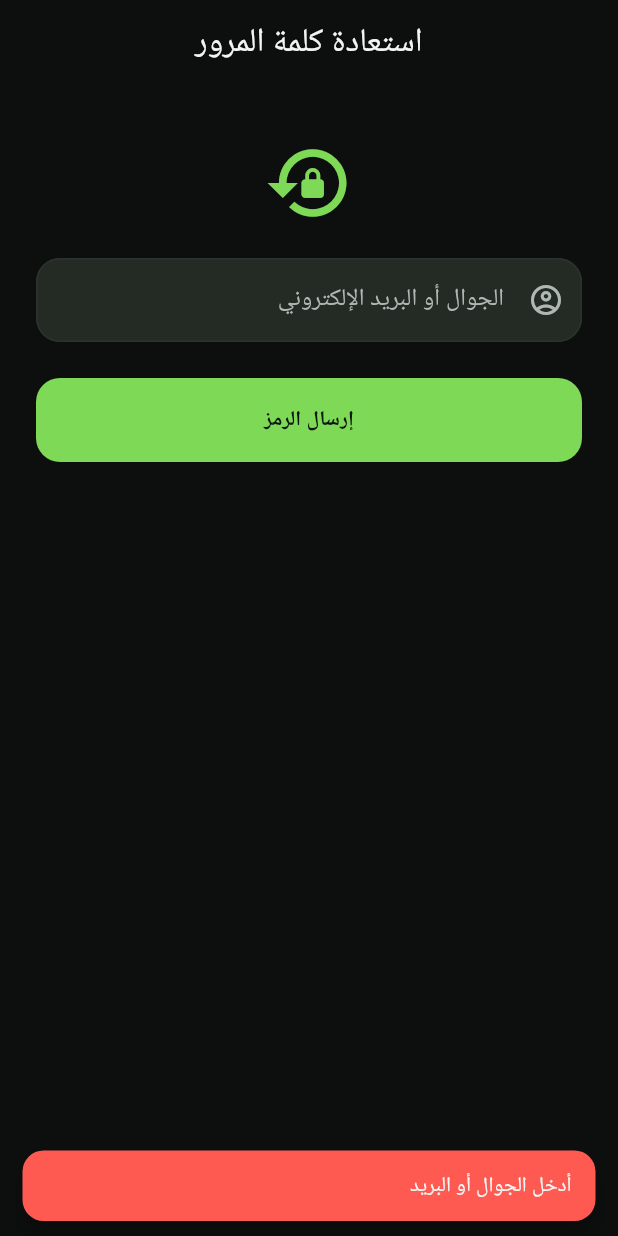
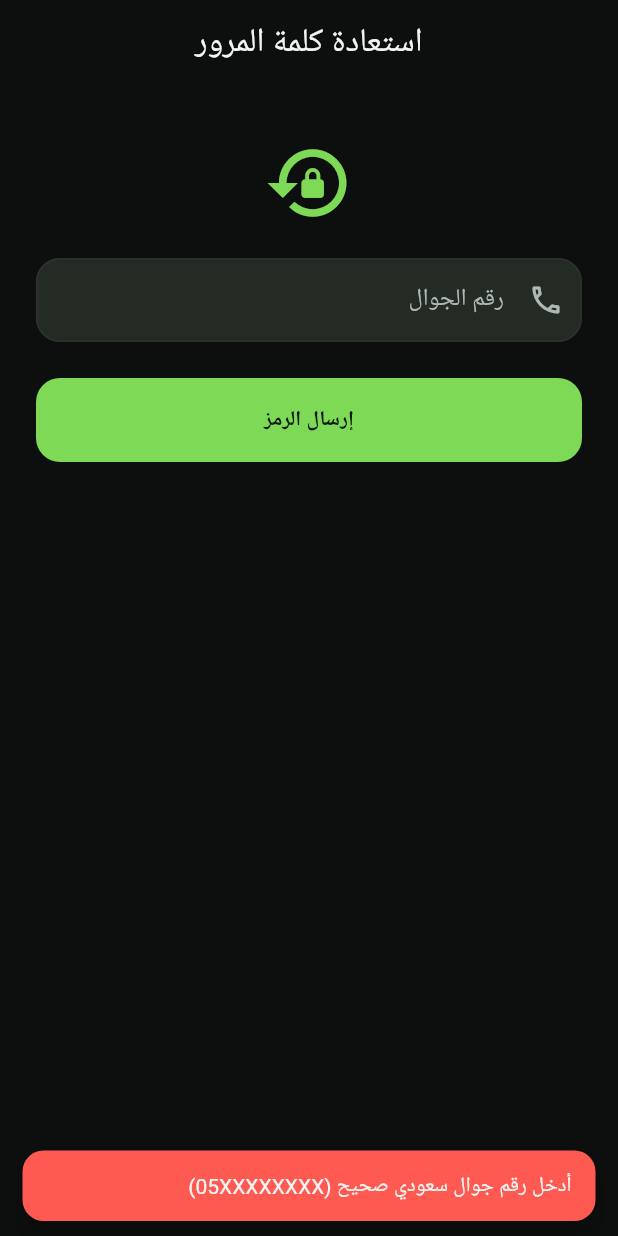
Before and after one commit to musabnage-beep/SOOG-, a Flutter app: the ForgotPasswordScreen screen opened by its route, after a tap on "إرسال الرمز", on a phone screen of 412 x 824 dp. Run offline on Flutter 3.47's test engine with Material 3 defaults, Android fonts, the phone set to English and light mode, and no system bars; our stand-ins replace cached_network_image, dio, firebase_core, firebase_messaging, flutter_map, flutter_riverpod and 9 more; missing offline and left inert: moyasar; accounts and stored records are empty; network calls fail; Roboto replaces fonts that are missing (Cairo).

Commit message:
feat(auth): make the mobile number the only account identifier
Customers signed up with an email that nothing ever used, and could log in
with either one, which meant two ways to lose access to the same account.
Signup, login, password reset and the profile editor now take the phone alone
and normalise it to E.164, so a number typed as 05.., 9665.. or +9665.. always
resolves to the same account.

The register endpoint still accepts an email so installed builds keep working,
but no longer requires one. Login keeps its email branch because the admin and
employee dashboards sign in that way.

Co-Authored-By: Claude Opus 4.6 <noreply@anthropic.com>

```diff
--- a/apps/mobile/lib/features/auth/forgot_password_screen.dart
+++ b/apps/mobile/lib/features/auth/forgot_password_screen.dart
@@ -32,16 +32,25 @@ class _ForgotPasswordScreenState extends ConsumerState<ForgotPasswordScreen> {
     super.dispose();
   }
 
+  /// Normalizes any accepted Saudi format to E.164 (+9665XXXXXXXX).
+  static String _normalizeSaudi(String v) {
+    var d = v.replaceAll(RegExp(r'[\s-]'), '');
+    d = d.replaceFirst(RegExp(r'^(\+966|00966|966|0)'), '');
+    return '+966$d';
+  }
+
+  String get _phone => _normalizeSaudi(_target.text.trim());
+
   Future<void> _request() async {
-    if (_target.text.trim().isEmpty) {
-      _show('أدخل الجوال أو البريد');
+    if (!RegExp(
+      r'^(\+966|00966|966|0)?5\d{8}$',
+    ).hasMatch(_target.text.replaceAll(RegExp(r'[\s-]'), ''))) {
+      _show('أدخل رقم جوال سعودي صحيح (05XXXXXXXX)');
       return;
     }
     setState(() => _busy = true);
     try {
-      await ref
-          .read(authRepositoryProvider)
-          .forgotPassword(_target.text.trim());
+      await ref.read(authRepositoryProvider).forgotPassword(_phone);
       setState(() => _sent = true);
       _show('تم إرسال رمز الاستعادة', error: false);
     } on ApiException catch (e) {
@@ -61,7 +70,7 @@ class _ForgotPasswordScreenState extends ConsumerState<ForgotPasswordScreen> {
       await ref
           .read(authRepositoryProvider)
           .resetPassword(
-            target: _target.text.trim(),
+            target: _phone,
             code: _code.text.trim(),
             newPassword: _password.text,
           );
@@ -99,10 +108,11 @@ class _ForgotPasswordScreenState extends ConsumerState<ForgotPasswordScreen> {
               TextField(
                 controller: _target,
                 enabled: !_sent,
-                keyboardType: TextInputType.emailAddress,
+                keyboardType: TextInputType.phone,
                 decoration: const InputDecoration(
-                  labelText: 'الجوال أو البريد الإلكتروني',
-                  prefixIcon: Icon(Icons.account_circle_outlined),
+                  labelText: 'رقم الجوال',
+                  hintText: '05XXXXXXXX',
+                  prefixIcon: Icon(Icons.phone_outlined),
                 ),
               ),
               if (_sent) ...[
--- a/apps/mobile/lib/providers/auth_controller.dart
+++ b/apps/mobile/lib/providers/auth_controller.dart
@@ -64,8 +64,8 @@ class AuthController extends StateNotifier<AuthState> {
 
   Future<void> completeWithTokens(AuthResult result) => _persist(result);
 
-  Future<void> login({String? email, String? phone, required String password}) async {
-    final result = await _repo.login(email: email, phone: phone, password: password);
+  Future<void> login({required String phone, required String password}) async {
+    final result = await _repo.login(phone: phone, password: password);
     await _persist(result);
   }
 
```
Also changed, not shown: apps/mobile/lib/data/repositories/auth_repository.dart (+5 -9 lines), apps/mobile/lib/features/account/edit_profile_screen.dart (+0 -13 lines), apps/mobile/lib/features/auth/login_screen.dart (+29 -13 lines), apps/mobile/lib/features/auth/register_screen.dart (+0 -24 lines), 3 other files.
